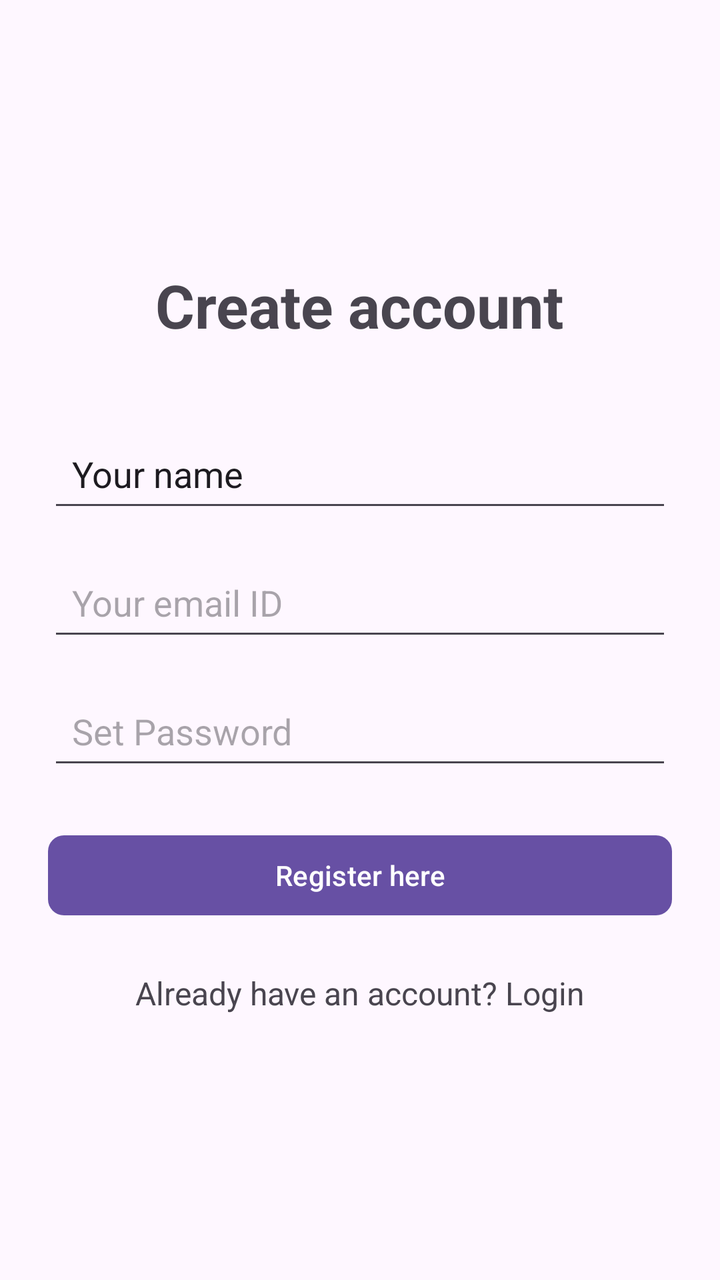
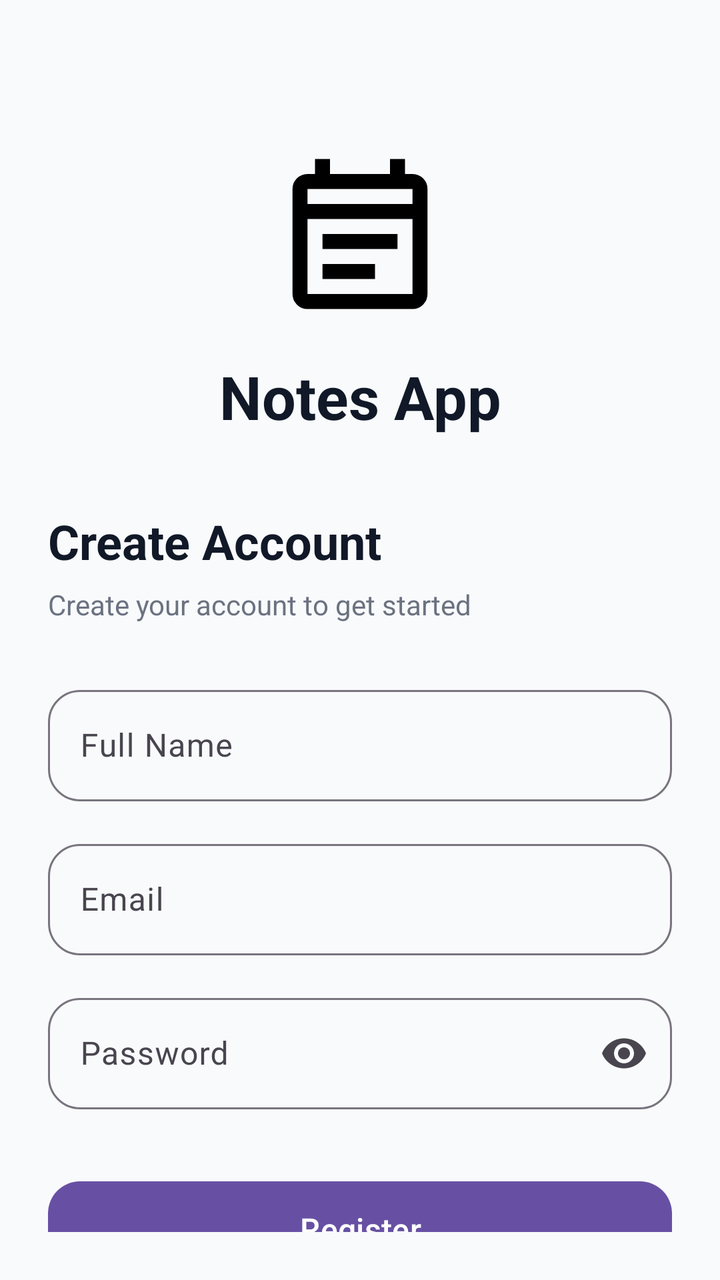

Two renders of the same Android screen: before a commit and after it. Below are the layout's source before the change and the commit's diff.
<!-- AndroidManifest.xml: application theme Theme.NotesApp -->
<!-- res/layout/activity_register.xml -->
<?xml version="1.0" encoding="utf-8"?>
<androidx.appcompat.widget.LinearLayoutCompat xmlns:android="http://schemas.android.com/apk/res/android"
    xmlns:app="http://schemas.android.com/apk/res-auto"
    xmlns:tools="http://schemas.android.com/tools"
    android:id="@+id/main"
    android:layout_width="match_parent"
    android:layout_height="match_parent"
    tools:context=".ui.register.RegisterActivity"
    android:orientation="vertical"
    android:padding="24dp"
    android:gravity="center">

    <TextView
        android:layout_width="wrap_content"
        android:layout_height="wrap_content"
        android:text="@string/create_account"
        android:layout_marginBottom="40dp"
        android:textSize="30sp"
        android:textStyle="bold"/>

    <androidx.appcompat.widget.AppCompatEditText
        android:id="@+id/nameEditText"
        android:layout_width="match_parent"
        android:layout_height="wrap_content"
        android:text="@string/your_name"
        android:inputType="textPersonName"
        android:padding="12dp"/>

    <androidx.appcompat.widget.AppCompatEditText
        android:id="@+id/emailEditText"
        android:layout_width="match_parent"
        android:layout_height="wrap_content"
        android:layout_marginTop="16dp"
        android:hint="@string/your_email_id"
        android:inputType="textEmailAddress"
        android:padding="12dp"/>

    <androidx.appcompat.widget.AppCompatEditText
        android:id="@+id/passwordEditText"
        android:layout_width="match_parent"
        android:layout_height="wrap_content"
        android:layout_marginTop="16dp"
        android:hint="@string/set_password"
        android:inputType="textPassword"
        android:padding="12dp"/>

    <com.google.android.material.button.MaterialButton
        android:id="@+id/registerButton"
        android:layout_width="match_parent"
        android:layout_height="wrap_content"
        android:layout_marginTop="24dp"
        android:text="@string/register_here"
        app:cornerRadius="8dp"/>

    <TextView
        android:id="@+id/loginTextView"
        android:layout_width="wrap_content"
        android:layout_height="wrap_content"
        android:layout_marginTop="24dp"
        android:text="@string/already_have_an_account_login"
        android:textSize="16sp" />


</androidx.appcompat.widget.LinearLayoutCompat>
<!-- resources referenced by this layout -->
<resources>
  <string name="already_have_an_account_login">Already have an account? Login</string>
  <string name="create_account">Create account</string>
  <string name="register_here">Register here</string>
  <string name="set_password">Set Password</string>
  <string name="your_email_id">Your email ID</string>
  <string name="your_name">Your name</string>
  <style name="Theme.NotesApp" parent="Base.Theme.NotesApp" />
  <style name="Base.Theme.NotesApp" parent="Theme.Material3.DayNight.NoActionBar">
          
          
      </style>
</resources>

<!-- the commit's change to res/layout/activity_register.xml (unified diff, before → after) -->
@@ -1,64 +1,160 @@
 <?xml version="1.0" encoding="utf-8"?>
-<androidx.appcompat.widget.LinearLayoutCompat xmlns:android="http://schemas.android.com/apk/res/android"
+<androidx.constraintlayout.widget.ConstraintLayout
+    xmlns:android="http://schemas.android.com/apk/res/android"
     xmlns:app="http://schemas.android.com/apk/res-auto"
     xmlns:tools="http://schemas.android.com/tools"
-    android:id="@+id/main"
     android:layout_width="match_parent"
     android:layout_height="match_parent"
-    tools:context=".ui.register.RegisterActivity"
-    android:orientation="vertical"
+    android:background="@color/background"
     android:padding="24dp"
-    android:gravity="center">
+    tools:context=".ui.register.RegisterActivity">
 
+    
+    <ImageView
+        android:id="@+id/imgLogo"
+        android:layout_width="90dp"
+        android:layout_height="90dp"
+        android:layout_marginTop="48dp"
+        android:src="@drawable/ic_notes"
+        app:layout_constraintTop_toTopOf="parent"
+        app:layout_constraintStart_toStartOf="parent"
+        app:layout_constraintEnd_toEndOf="parent"/>
+
+    
     <TextView
+        android:id="@+id/tvAppName"
         android:layout_width="wrap_content"
         android:layout_height="wrap_content"
-        android:text="@string/create_account"
-        android:layout_marginBottom="40dp"
+        android:text="Notes App"
         android:textSize="30sp"
-        android:textStyle="bold"/>
+        android:textStyle="bold"
+        android:textColor="@color/text_primary"
+        android:layout_marginTop="16dp"
+        app:layout_constraintTop_toBottomOf="@id/imgLogo"
+        app:layout_constraintStart_toStartOf="parent"
+        app:layout_constraintEnd_toEndOf="parent"/>
 
-    <androidx.appcompat.widget.AppCompatEditText
-        android:id="@+id/nameEditText"
-        android:layout_width="match_parent"
+    
+    <TextView
+        android:id="@+id/tvHeading"
+        android:layout_width="wrap_content"
         android:layout_height="wrap_content"
-        android:text="@string/your_name"
-        android:inputType="textPersonName"
-        android:padding="12dp"/>
+        android:text="Create Account"
+        android:textSize="24sp"
+        android:textStyle="bold"
+        android:textColor="@color/text_primary"
+        android:layout_marginTop="36dp"
+        app:layout_constraintTop_toBottomOf="@id/tvAppName"
+        app:layout_constraintStart_toStartOf="parent"/>
 
-    <androidx.appcompat.widget.AppCompatEditText
-        android:id="@+id/emailEditText"
-        android:layout_width="match_parent"
+    
+    <TextView
+        android:id="@+id/tvSubtitle"
+        android:layout_width="wrap_content"
         android:layout_height="wrap_content"
+        android:text="Create your account to get started"
+        android:textColor="@color/text_secondary"
+        android:layout_marginTop="6dp"
+        app:layout_constraintTop_toBottomOf="@id/tvHeading"
+        app:layout_constraintStart_toStartOf="parent"/>
+
+    
+    <com.google.android.material.textfield.TextInputLayout
+        android:id="@+id/nameLayout"
+        style="@style/Widget.Material3.TextInputLayout.OutlinedBox"
+        android:layout_width="0dp"
+        android:layout_height="wrap_content"
+        android:hint="Full Name"
+        android:layout_marginTop="28dp"
+        app:boxCornerRadiusTopStart="16dp"
+        app:boxCornerRadiusTopEnd="16dp"
+        app:boxCornerRadiusBottomStart="16dp"
+        app:boxCornerRadiusBottomEnd="16dp"
+        app:layout_constraintTop_toBottomOf="@id/tvSubtitle"
+        app:layout_constraintStart_toStartOf="parent"
+        app:layout_constraintEnd_toEndOf="parent">
+
+        <com.google.android.material.textfield.TextInputEditText
+            android:id="@+id/nameEditText"
+            android:layout_width="match_parent"
+            android:layout_height="wrap_content"/>
+
+    </com.google.android.material.textfield.TextInputLayout>
+
+    
+    <com.google.android.material.textfield.TextInputLayout
+        android:id="@+id/emailLayout"
+        style="@style/Widget.Material3.TextInputLayout.OutlinedBox"
+        android:layout_width="0dp"
+        android:layout_height="wrap_content"
+        android:hint="Email"
         android:layout_marginTop="16dp"
-        android:hint="@string/your_email_id"
-        android:inputType="textEmailAddress"
-        android:padding="12dp"/>
+        app:boxCornerRadiusTopStart="16dp"
+        app:boxCornerRadiusTopEnd="16dp"
+        app:boxCornerRadiusBottomStart="16dp"
+        app:boxCornerRadiusBottomEnd="16dp"
+        app:layout_constraintTop_toBottomOf="@id/nameLayout"
+        app:layout_constraintStart_toStartOf="parent"
+        app:layout_constraintEnd_toEndOf="parent">
 
-    <androidx.appcompat.widget.AppCompatEditText
-        android:id="@+id/passwordEditText"
-        android:layout_width="match_parent"
+        <com.google.android.material.textfield.TextInputEditText
+            android:id="@+id/emailEditText"
+            android:layout_width="match_parent"
+            android:layout_height="wrap_content"
+            android:inputType="textEmailAddress"/>
+
+    </com.google.android.material.textfield.TextInputLayout>
+
+    
+    <com.google.android.material.textfield.TextInputLayout
+        android:id="@+id/passwordLayout"
+        style="@style/Widget.Material3.TextInputLayout.OutlinedBox"
+        android:layout_width="0dp"
         android:layout_height="wrap_content"
+        android:hint="Password"
         android:layout_marginTop="16dp"
-        android:hint="@string/set_password"
-        android:inputType="textPassword"
-        android:padding="12dp"/>
+        app:endIconMode="password_toggle"
+        app:boxCornerRadiusTopStart="16dp"
+        app:boxCornerRadiusTopEnd="16dp"
+        app:boxCornerRadiusBottomStart="16dp"
+        app:boxCornerRadiusBottomEnd="16dp"
+        app:layout_constraintTop_toBottomOf="@id/emailLayout"
+        app:layout_constraintStart_toStartOf="parent"
+        app:layout_constraintEnd_toEndOf="parent">
 
+        <com.google.android.material.textfield.TextInputEditText
+            android:id="@+id/passwordEditText"
+            android:layout_width="match_parent"
+            android:layout_height="wrap_content"
+            android:inputType="textPassword"/>
+
+    </com.google.android.material.textfield.TextInputLayout>
+
+    
     <com.google.android.material.button.MaterialButton
         android:id="@+id/registerButton"
-        android:layout_width="match_parent"
-        android:layout_height="wrap_content"
-        android:layout_marginTop="24dp"
-        android:text="@string/register_here"
-        app:cornerRadius="8dp"/>
+        android:layout_width="0dp"
+        android:layout_height="56dp"
+        android:layout_marginTop="32dp"
+        android:text="Register"
+        android:textAllCaps="false"
+        android:textSize="16sp"
+        app:cornerRadius="16dp"
+        app:layout_constraintTop_toBottomOf="@id/passwordLayout"
+        app:layout_constraintStart_toStartOf="parent"
+        app:layout_constraintEnd_toEndOf="parent"/>
 
+    
     <TextView
         android:id="@+id/loginTextView"
         android:layout_width="wrap_content"
         android:layout_height="wrap_content"
+        android:text="Already have an account? Login"
+        android:textStyle="bold"
+        android:textColor="@color/primary"
         android:layout_marginTop="24dp"
-        android:text="@string/already_have_an_account_login"
-        android:textSize="16sp" />
+        app:layout_constraintTop_toBottomOf="@id/registerButton"
+        app:layout_constraintStart_toStartOf="parent"
+        app:layout_constraintEnd_toEndOf="parent"/>
 
-
-</androidx.appcompat.widget.LinearLayoutCompat>
+</androidx.constraintlayout.widget.ConstraintLayout>
<!-- resource entries referenced after the edit -->
@@ -1,11 +1,15 @@
 <!-- resources referenced by this layout -->
 <resources>
-  <string name="already_have_an_account_login">Already have an account? Login</string>
-  <string name="create_account">Create account</string>
-  <string name="register_here">Register here</string>
-  <string name="set_password">Set Password</string>
-  <string name="your_email_id">Your email ID</string>
-  <string name="your_name">Your name</string>
+  <color name="background">#F8FAFC</color>
+  <color name="primary">#2563EB</color>
+  <color name="text_primary">#111827</color>
+  <color name="text_secondary">#6B7280</color>
+  <!-- drawable ic_notes (drawable) -->
+  <vector xmlns:android="http://schemas.android.com/apk/res/android" android:autoMirrored="true" android:height="24dp" android:tint="#000000" android:viewportHeight="960" android:viewportWidth="960" android:width="24dp">
+        
+      <path android:fillColor="@android:color/white" android:pathData="M200,880Q167,880 143.5,856.5Q120,833 120,800L120,240Q120,207 143.5,183.5Q167,160 200,160L240,160L240,80L320,80L320,160L640,160L640,80L720,80L720,160L760,160Q793,160 816.5,183.5Q840,207 840,240L840,800Q840,833 816.5,856.5Q793,880 760,880L200,880ZM200,800L760,800Q760,800 760,800Q760,800 760,800L760,400L200,400L200,800Q200,800 200,800Q200,800 200,800ZM200,320L760,320L760,240Q760,240 760,240Q760,240 760,240L200,240Q200,240 200,240Q200,240 200,240L200,320ZM200,320L200,240Q200,240 200,240Q200,240 200,240L200,240Q200,240 200,240Q200,240 200,240L200,320ZM280,560L280,480L680,480L680,560L280,560ZM280,720L280,640L560,640L560,720L280,720Z"/>
+      
+  </vector>
   <style name="Theme.NotesApp" parent="Base.Theme.NotesApp" />
   <style name="Base.Theme.NotesApp" parent="Theme.Material3.DayNight.NoActionBar">
           
